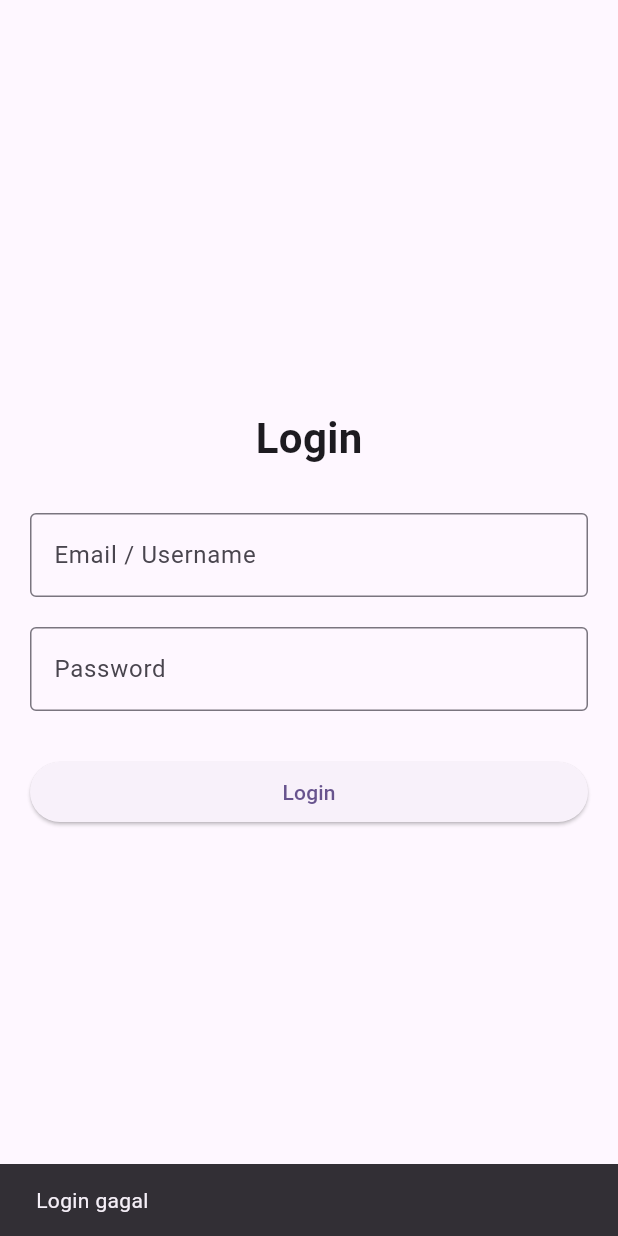
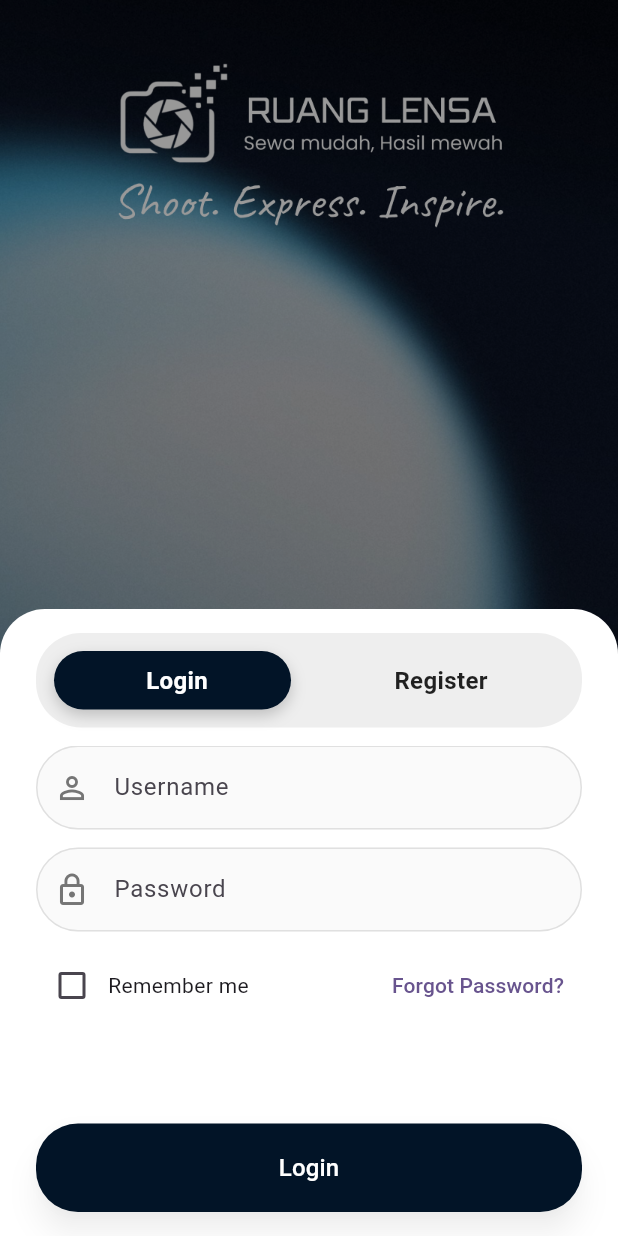
Before and after one commit to FaFlame/ruanglensa, a Flutter app: the screen it shows after launch, after a tap on "Login", on a phone screen of 412 x 824 dp. Run offline on Flutter 3.47's test engine with Material 3 defaults, Android fonts, the phone set to English and light mode, and no system bars.

Commit message:
login need rev no splash

```diff
--- a/lib/features/auth/presentation/login_page.dart
+++ /dev/null
@@ -1,89 +0,0 @@
-import 'package:flutter/material.dart';
-import '../../admin/presentation/admin_page.dart';
-import '../../user/presentation/user_page.dart';
-
-class LoginPage extends StatefulWidget {
-  const LoginPage({super.key});
-
-  @override
-  State<LoginPage> createState() => _LoginPageState();
-}
-
-class _LoginPageState extends State<LoginPage> {
-  final TextEditingController emailController = TextEditingController();
-  final TextEditingController passwordController = TextEditingController();
-
-  void login() {
-  String email = emailController.text.trim();
-  String password = passwordController.text.trim();
-
-  if (email == "admin" && password == "123") {
-    Navigator.pushReplacement(
-      context,
-      MaterialPageRoute(builder: (_) => const AdminPage()),
-    );
-  } else if (email == "user" && password == "123") {
-    Navigator.pushReplacement(
-      context,
-      MaterialPageRoute(builder: (_) => const UserPage()),
-    );
-  } else {
-    ScaffoldMessenger.of(context).showSnackBar(
-      const SnackBar(
-        content: Text("Login gagal"),
-      ),
-    );
-  }
-}
-
-  @override
-  Widget build(BuildContext context) {
-    return Scaffold(
-      body: Padding(
-        padding: const EdgeInsets.all(20),
-        child: Center(
-          child: Column(
-            mainAxisAlignment: MainAxisAlignment.center,
-            children: [
-              const Text(
-                "Login",
-                style: TextStyle(
-                  fontSize: 28,
-                  fontWeight: FontWeight.bold,
-                ),
-              ),
-              const SizedBox(height: 30),
-
-              TextField(
-                controller: emailController,
-                decoration: const InputDecoration(
-                  labelText: "Email / Username",
-                  border: OutlineInputBorder(),
-                ),
-              ),
-              const SizedBox(height: 20),
-
-              TextField(
-                controller: passwordController,
-                obscureText: true,
-                decoration: const InputDecoration(
-                  labelText: "Password",
-                  border: OutlineInputBorder(),
-                ),
-              ),
-              const SizedBox(height: 30),
-
-              SizedBox(
-                width: double.infinity,
-                child: ElevatedButton(
-                  onPressed: login,
-                  child: const Text("Login"),
-                ),
-              ),
-            ],
-          ),
-        ),
-      ),
-    );
-  }
-}
--- /dev/null
+++ b/lib/features/auth/presentation/login_page_clean.dart
@@ -0,0 +1,459 @@
+import 'package:flutter/material.dart';
+import '../../admin/presentation/admin_page.dart';
+import '../../user/presentation/user_page.dart';
+
+class LoginPageClean extends StatefulWidget {
+  const LoginPageClean({super.key});
+
+  @override
+  State<LoginPageClean> createState() => _LoginPageCleanState();
+}
+
+class _LoginPageCleanState extends State<LoginPageClean> {
+  final TextEditingController emailController = TextEditingController();
+  final TextEditingController passwordController = TextEditingController();
+  final TextEditingController regNameController = TextEditingController();
+  final TextEditingController regPasswordController = TextEditingController();
+  final PageController _pageController = PageController(initialPage: 0);
+
+  int _pageIndex = 0;
+  bool _remember = false;
+  bool _regAccepted = false;
+
+  // validation states
+  bool _loginError = false;
+  bool _loginUsernameError = false;
+  bool _loginPasswordError = false;
+  bool _regNameError = false;
+  bool _regPasswordError = false;
+
+  @override
+  void initState() {
+    super.initState();
+    regNameController.addListener(_onRegChanged);
+    regPasswordController.addListener(_onRegChanged);
+    emailController.addListener(_onLoginChanged);
+    passwordController.addListener(_onLoginChanged);
+  }
+
+  void _onRegChanged() {
+    if (mounted) {
+      if (regNameController.text.trim().isNotEmpty) _regNameError = false;
+      if (regPasswordController.text.trim().isNotEmpty)
+        _regPasswordError = false;
+      setState(() {});
+    }
+  }
+
+  void _onLoginChanged() {
+    if (mounted) {
+      if (emailController.text.trim().isNotEmpty) _loginUsernameError = false;
+      if (passwordController.text.trim().isNotEmpty)
+        _loginPasswordError = false;
+      if (_loginError) _loginError = false;
+      setState(() {});
+    }
+  }
+
+  void login() {
+    String email = emailController.text.trim();
+    String password = passwordController.text.trim();
+
+    // basic validation
+    _loginUsernameError = email.isEmpty;
+    _loginPasswordError = password.isEmpty;
+    if (_loginUsernameError || _loginPasswordError) {
+      _loginError = true;
+      setState(() {});
+      return;
+    }
+
+    if (email == "admin" && password == "123") {
+      Navigator.pushReplacement(
+        context,
+        MaterialPageRoute(builder: (_) => const AdminPage()),
+      );
+    } else if (email == "user" && password == "123") {
+      Navigator.pushReplacement(
+        context,
+        MaterialPageRoute(builder: (_) => const UserPage()),
+      );
+    } else {
+      _loginError = true;
+      _loginUsernameError = true;
+      _loginPasswordError = true;
+      setState(() {});
+      ScaffoldMessenger.of(
+        context,
+      ).showSnackBar(const SnackBar(content: Text("Login gagal")));
+    }
+  }
+
+  Widget _buildTextField({
+    required TextEditingController controller,
+    required String hint,
+    IconData? icon,
+    bool obscure = false,
+    bool error = false,
+  }) {
+    return TextField(
+      controller: controller,
+      obscureText: obscure,
+      decoration: InputDecoration(
+        hintText: hint,
+        hintStyle: TextStyle(color: error ? Colors.red : null),
+        prefixIcon: icon != null
+            ? Icon(icon, color: error ? Colors.red : Colors.grey.shade600)
+            : null,
+        filled: true,
+        fillColor: Colors.grey.shade50,
+        contentPadding: const EdgeInsets.symmetric(
+          vertical: 16,
+          horizontal: 16,
+        ),
+        enabledBorder: OutlineInputBorder(
+          borderRadius: BorderRadius.circular(28),
+          borderSide: BorderSide(
+            color: error ? Colors.red : Colors.grey.shade300,
+          ),
+        ),
+        focusedBorder: OutlineInputBorder(
+          borderRadius: BorderRadius.circular(28),
+          borderSide: BorderSide(
+            color: error ? Colors.red : Colors.grey.shade400,
+          ),
+        ),
+      ),
+    );
+  }
+
+  @override
+  void dispose() {
+    emailController.dispose();
+    passwordController.dispose();
+    regNameController.dispose();
+    regPasswordController.dispose();
+    _pageController.dispose();
+    super.dispose();
+  }
+
+  @override
+  Widget build(BuildContext context) {
+    final bottomInset = MediaQuery.of(context).viewInsets.bottom;
+
+    return Scaffold(
+      resizeToAvoidBottomInset: false,
+      body: Stack(
+        children: [
+          Positioned.fill(
+            child: Image.asset(
+              'assets/images/bgregislogin.png',
+              fit: BoxFit.cover,
+            ),
+          ),
+
+          Positioned.fill(
+            child: Container(color: const Color.fromRGBO(0, 0, 0, 0.4)),
+          ),
+
+          Align(
+            alignment: Alignment.bottomCenter,
+            child: AnimatedPadding(
+              duration: const Duration(milliseconds: 250),
+              padding: EdgeInsets.only(bottom: bottomInset),
+              child: Container(
+                width: double.infinity,
+                padding: const EdgeInsets.fromLTRB(24, 16, 24, 16),
+                decoration: const BoxDecoration(
+                  color: Colors.white,
+                  borderRadius: BorderRadius.only(
+                    topLeft: Radius.circular(30),
+                    topRight: Radius.circular(30),
+                  ),
+                ),
+                child: SingleChildScrollView(
+                  physics: const ClampingScrollPhysics(),
+                  child: Column(
+                    mainAxisSize: MainAxisSize.min,
+                    children: [
+                      LayoutBuilder(
+                        builder: (context, constraints) {
+                          final segWidth = constraints.maxWidth;
+                          return Container(
+                            padding: const EdgeInsets.all(6),
+                            decoration: BoxDecoration(
+                              color: Colors.grey.shade200,
+                              borderRadius: BorderRadius.circular(30),
+                            ),
+                            child: Stack(
+                              children: [
+                                AnimatedPositioned(
+                                  duration: const Duration(milliseconds: 250),
+                                  left: _pageIndex == 0 ? 6 : segWidth / 2 + 6,
+                                  top: 6,
+                                  bottom: 6,
+                                  width: segWidth / 2 - 24,
+                                  child: Container(
+                                    decoration: BoxDecoration(
+                                      color: const Color(0xFF021427),
+                                      borderRadius: BorderRadius.circular(24),
+                                      boxShadow: [
+                                        const BoxShadow(
+                                          color: Color.fromRGBO(0, 0, 0, 0.2),
+                                          offset: Offset(0, 4),
+                                          blurRadius: 8,
+                                        ),
+                                      ],
+                                    ),
+                                  ),
+                                ),
+                                Row(
+                                  children: [
+                                    Expanded(
+                                      child: GestureDetector(
+                                        onTap: () =>
+                                            _pageController.animateToPage(
+                                              0,
+                                              duration: const Duration(
+                                                milliseconds: 300,
+                                              ),
+                                              curve: Curves.easeInOut,
+                                            ),
+                                        child: Container(
+                                          alignment: Alignment.center,
+                                          padding: const EdgeInsets.symmetric(
+                                            vertical: 14,
+                                          ),
+                                          child: Text(
+                                            'Login',
+                                            style: TextStyle(
+                                              color: _pageIndex == 0
+                                                  ? Colors.white
+                                                  : Colors.black87,
+                                              fontSize: 16,
+                                              fontWeight: FontWeight.w600,
+                                            ),
+                                          ),
+                                        ),
+                                      ),
+                                    ),
+                                    Expanded(
+                                      child: GestureDetector(
+                                        onTap: () =>
+                                            _pageController.animateToPage(
+                                              1,
+                                              duration: const Duration(
+                                                milliseconds: 300,
+                                              ),
+                                              curve: Curves.easeInOut,
+                                            ),
+                                        child: Container(
+                                          alignment: Alignment.center,
+                                          padding: const EdgeInsets.symmetric(
+                                            vertical: 14,
+                                          ),
+                                          child: Text(
+                                            'Register',
+                                            style: TextStyle(
+                                              color: _pageIndex == 1
+                                                  ? Colors.white
+                                                  : Colors.black87,
+                                              fontSize: 16,
+                                              fontWeight: FontWeight.w600,
+                                            ),
+                                          ),
+                                        ),
+                                      ),
+                                    ),
+                                  ],
+                                ),
+                              ],
+                            ),
+                          );
+                        },
+                      ),
+
+                      const SizedBox(height: 12),
+
+                      SizedBox(
+                        height: 240,
+                        child: PageView(
+                          controller: _pageController,
+                          onPageChanged: (i) => setState(() => _pageIndex = i),
+                          children: [
+                            Column(
+                              crossAxisAlignment: CrossAxisAlignment.start,
+                              children: [
+                                _buildTextField(
+                                  controller: emailController,
+                                  hint: 'Username',
+                                  icon: Icons.person_outline,
+                                  error: _loginUsernameError,
+                                ),
+                                const SizedBox(height: 12),
+                                _buildTextField(
+                                  controller: passwordController,
+                                  hint: 'Password',
+                                  icon: Icons.lock_outline,
+                                  obscure: true,
+                                  error: _loginPasswordError,
+                                ),
+                                const SizedBox(height: 12),
+                                Row(
+                                  children: [
+                                    Checkbox(
+                                      value: _remember,
+                                      tristate: false,
+                                      onChanged: (v) => setState(
+                                        () => _remember = v ?? false,
+                                      ),
+                                    ),
+                                    const Text('Remember me'),
+                                    const Spacer(),
+                                    TextButton(
+                                      onPressed: () {},
+                                      child: const Text('Forgot Password?'),
+                                    ),
+                                  ],
+                                ),
+                              ],
+                            ),
+
+                            Column(
+                              crossAxisAlignment: CrossAxisAlignment.start,
+                              children: [
+                                _buildTextField(
+                                  controller: regNameController,
+                                  hint: 'Create your username',
+                                  icon: Icons.person_outline,
+                                  error: _regNameError,
+                                ),
+                                const SizedBox(height: 12),
+                                _buildTextField(
+                                  controller: regPasswordController,
+                                  hint: 'Create your password',
+                                  icon: Icons.lock_outline,
+                                  obscure: true,
+                                  error: _regPasswordError,
+                                ),
+                                const SizedBox(height: 12),
+                                Row(
+                                  crossAxisAlignment: CrossAxisAlignment.start,
+                                  children: [
+                                    Checkbox(
+                                      value: _regAccepted,
+                                      tristate: false,
+                                      onChanged: (v) => setState(
+                                        () => _regAccepted = v ?? false,
+                                      ),
+                                    ),
+                                    const SizedBox(width: 6),
+                                    Expanded(
+                                      child: Text(
+                                        'I acknowledge and accept the Terms and Conditions',
+                                        style: TextStyle(
+                                          color: Colors.grey.shade500,
+                                        ),
+                                      ),
+                                    ),
+                                  ],
+                                ),
+                              ],
+                            ),
+                          ],
+                        ),
+                      ),
+
+                      const SizedBox(height: 12),
+
+                      Builder(
+                        builder: (context) {
+                          final bool isRegisterEnabled = _pageIndex == 1
+                              ? regNameController.text.trim().isNotEmpty &&
+                                    regPasswordController.text
+                                        .trim()
+                                        .isNotEmpty &&
+                                    _regAccepted
+                              : true;
+
+                          final ButtonStyle btnStyle = ButtonStyle(
+                            backgroundColor:
+                                WidgetStateProperty.resolveWith<Color>((
+                                  states,
+                                ) {
+                                  if (_pageIndex == 1)
+                                    return isRegisterEnabled
+                                        ? const Color(0xFF021427)
+                                        : Colors.grey.shade400;
+                                  return const Color(0xFF021427);
+                                }),
+                            padding: WidgetStateProperty.all(
+                              const EdgeInsets.symmetric(vertical: 18),
+                            ),
+                            shape: WidgetStateProperty.all(
+                              RoundedRectangleBorder(
+                                borderRadius: BorderRadius.circular(28),
+                              ),
+                            ),
+                            elevation: WidgetStateProperty.resolveWith<double>(
+                              (states) => (isRegisterEnabled || _pageIndex == 0)
+                                  ? 8.0
+                                  : 0.0,
+                            ),
+                            shadowColor: WidgetStateProperty.all(
+                              const Color.fromRGBO(0, 0, 0, 0.3),
+                            ),
+                          );
+
+                          return SizedBox(
+                            width: double.infinity,
+                            child: ElevatedButton(
+                              onPressed: _pageIndex == 0
+                                  ? login
+                                  : (isRegisterEnabled
+                                        ? () {
+                                            if (regNameController.text
+                                                .trim()
+                                                .isEmpty)
+                                              _regNameError = true;
+                                            if (regPasswordController.text
+                                                .trim()
+                                                .isEmpty)
+                                              _regPasswordError = true;
+                                            if (!_regAccepted) {
+                                              ScaffoldMessenger.of(
+                                                context,
+                                              ).showSnackBar(
+                                                const SnackBar(
+                                                  content: Text(
+                                                    'Please accept Terms',
+                                                  ),
+                                                ),
+                                              );
+                                            }
+                                            setState(() {});
+                                          }
+                                        : null),
+                              style: btnStyle,
+                              child: Text(
+                                _pageIndex == 0 ? 'Login' : 'Register',
+                                style: const TextStyle(
+                                  fontSize: 16,
+                                  color: Colors.white,
+                                ),
+                              ),
+                            ),
+                          );
+                        },
+                      ),
+                    ],
+                  ),
+                ),
+              ),
+            ),
+          ),
+        ],
+      ),
+    );
+  }
+}
--- a/lib/main.dart
+++ b/lib/main.dart
@@ -1,5 +1,5 @@
 import 'package:flutter/material.dart';
-import 'features/auth/presentation/login_page.dart';
+import 'features/auth/presentation/login_page_clean.dart';
 
 void main() {
   runApp(const MyApp());
@@ -19,7 +19,7 @@ class MyApp extends StatelessWidget {
         ),
         useMaterial3: true,
       ),
-      home: const LoginPage(),
+      home: const LoginPageClean(),
     );
   }
 }
--- a/pubspec.yaml
+++ b/pubspec.yaml
@@ -57,6 +57,9 @@ flutter:
   # the material Icons class.
   uses-material-design: true
 
+  assets:
+    - assets/images/
+
   # To add assets to your application, add an assets section, like this:
   # assets:
   #   - images/a_dot_burr.jpeg
```
Also changed, not shown: assets/images/bgregislogin.png (added).
